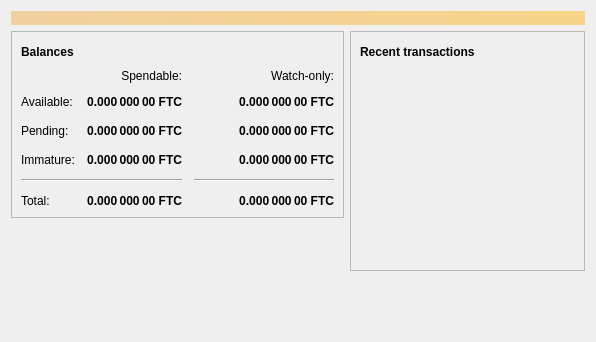
Old version of the form src/qt/forms/overviewpage.ui in the repository FeatherCoin/Feathercoin.
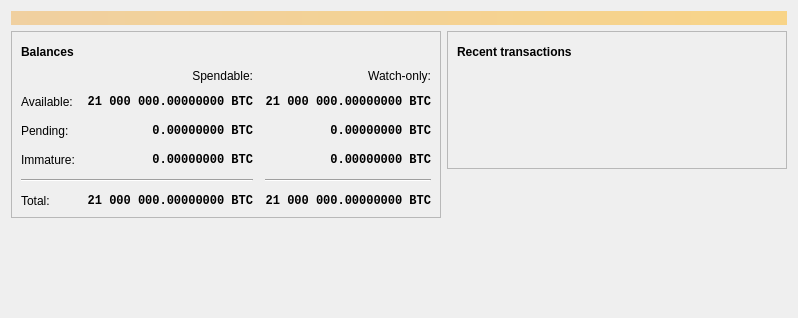
New version of the form. Icons and pictures are not drawn. Custom widgets are drawn as their Qt base class.

Diff of the .ui file:
```diff
--- a/src/qt/forms/overviewpage.ui
+++ b/src/qt/forms/overviewpage.ui
@@ -6,8 +6,8 @@
    <rect>
     <x>0</x>
     <y>0</y>
-    <width>596</width>
-    <height>342</height>
+    <width>798</width>
+    <height>318</height>
    </rect>
   </property>
   <property name="windowTitle">
@@ -118,6 +118,7 @@
              <widget class="QLabel" name="labelWatchPending">
               <property name="font">
                <font>
+                <family>Monospace</family>
                 <weight>75</weight>
                 <bold>true</bold>
                </font>
@@ -129,7 +130,7 @@
                <string>Unconfirmed transactions to watch-only addresses</string>
               </property>
               <property name="text">
-               <string notr="true">0.000 000 00 FTC</string>
+               <string notr="true">0.00000000 BTC</string>
               </property>
               <property name="alignment">
                <set>Qt::AlignRight|Qt::AlignTrailing|Qt::AlignVCenter</set>
@@ -143,6 +144,7 @@
              <widget class="QLabel" name="labelUnconfirmed">
               <property name="font">
                <font>
+                <family>Monospace</family>
                 <weight>75</weight>
                 <bold>true</bold>
                </font>
@@ -154,7 +156,7 @@
                <string>Total of transactions that have yet to be confirmed, and do not yet count toward the spendable balance</string>
               </property>
               <property name="text">
-               <string notr="true">0.000 000 00 FTC</string>
+               <string notr="true">0.00000000 BTC</string>
               </property>
               <property name="alignment">
                <set>Qt::AlignRight|Qt::AlignTrailing|Qt::AlignVCenter</set>
@@ -168,6 +170,7 @@
              <widget class="QLabel" name="labelWatchImmature">
               <property name="font">
                <font>
+                <family>Monospace</family>
                 <weight>75</weight>
                 <bold>true</bold>
                </font>
@@ -179,7 +182,7 @@
                <string>Mined balance in watch-only addresses that has not yet matured</string>
               </property>
               <property name="text">
-               <string notr="true">0.000 000 00 FTC</string>
+               <string notr="true">0.00000000 BTC</string>
               </property>
               <property name="alignment">
                <set>Qt::AlignRight|Qt::AlignTrailing|Qt::AlignVCenter</set>
@@ -226,6 +229,7 @@
              <widget class="QLabel" name="labelImmature">
               <property name="font">
                <font>
+                <family>Monospace</family>
                 <weight>75</weight>
                 <bold>true</bold>
                </font>
@@ -237,7 +241,7 @@
                <string>Mined balance that has not yet matured</string>
               </property>
               <property name="text">
-               <string notr="true">0.000 000 00 FTC</string>
+               <string notr="true">0.00000000 BTC</string>
               </property>
               <property name="alignment">
                <set>Qt::AlignRight|Qt::AlignTrailing|Qt::AlignVCenter</set>
@@ -271,6 +275,7 @@
              <widget class="QLabel" name="labelTotal">
               <property name="font">
                <font>
+                <family>Monospace</family>
                 <weight>75</weight>
                 <bold>true</bold>
                </font>
@@ -282,7 +287,7 @@
                <string>Your current total balance</string>
               </property>
               <property name="text">
-               <string notr="true">0.000 000 00 FTC</string>
+               <string notr="true">21 000 000.00000000 BTC</string>
               </property>
               <property name="alignment">
                <set>Qt::AlignRight|Qt::AlignTrailing|Qt::AlignVCenter</set>
@@ -296,6 +301,7 @@
              <widget class="QLabel" name="labelWatchTotal">
               <property name="font">
                <font>
+                <family>Monospace</family>
                 <weight>75</weight>
                 <bold>true</bold>
                </font>
@@ -307,7 +313,7 @@
                <string>Current total balance in watch-only addresses</string>
               </property>
               <property name="text">
-               <string notr="true">0.000 000 00 FTC</string>
+               <string notr="true">21 000 000.00000000 BTC</string>
               </property>
               <property name="alignment">
                <set>Qt::AlignRight|Qt::AlignTrailing|Qt::AlignVCenter</set>
@@ -338,6 +344,7 @@
              <widget class="QLabel" name="labelBalance">
               <property name="font">
                <font>
+                <family>Monospace</family>
                 <weight>75</weight>
                 <bold>true</bold>
                </font>
@@ -349,7 +356,7 @@
                <string>Your current spendable balance</string>
               </property>
               <property name="text">
-               <string notr="true">0.000 000 00 FTC</string>
+               <string notr="true">21 000 000.00000000 BTC</string>
               </property>
               <property name="alignment">
                <set>Qt::AlignRight|Qt::AlignTrailing|Qt::AlignVCenter</set>
@@ -363,6 +370,7 @@
              <widget class="QLabel" name="labelWatchAvailable">
               <property name="font">
                <font>
+                <family>Monospace</family>
                 <weight>75</weight>
                 <bold>true</bold>
                </font>
@@ -374,7 +382,7 @@
                <string>Your current balance in watch-only addresses</string>
               </property>
               <property name="text">
-               <string notr="true">0.000 000 00 FTC</string>
+               <string notr="true">21 000 000.00000000 BTC</string>
               </property>
               <property name="alignment">
                <set>Qt::AlignRight|Qt::AlignTrailing|Qt::AlignVCenter</set>
@@ -509,6 +517,9 @@
             <property name="horizontalScrollBarPolicy">
              <enum>Qt::ScrollBarAlwaysOff</enum>
             </property>
+            <property name="sizeAdjustPolicy">
+             <enum>QAbstractScrollArea::AdjustToContents</enum>
+            </property>
             <property name="selectionMode">
              <enum>QAbstractItemView::NoSelection</enum>
             </property>
@@ -536,6 +547,13 @@
    </item>
   </layout>
  </widget>
+ <customwidgets>
+  <customwidget>
+   <class>TransactionOverviewWidget</class>
+   <extends>QListView</extends>
+   <header>qt/transactionoverviewwidget.h</header>
+  </customwidget>
+ </customwidgets>
  <resources/>
  <connections/>
 </ui>
```
Left out of the diff: 9 changed lines with no effect on the pictures.
